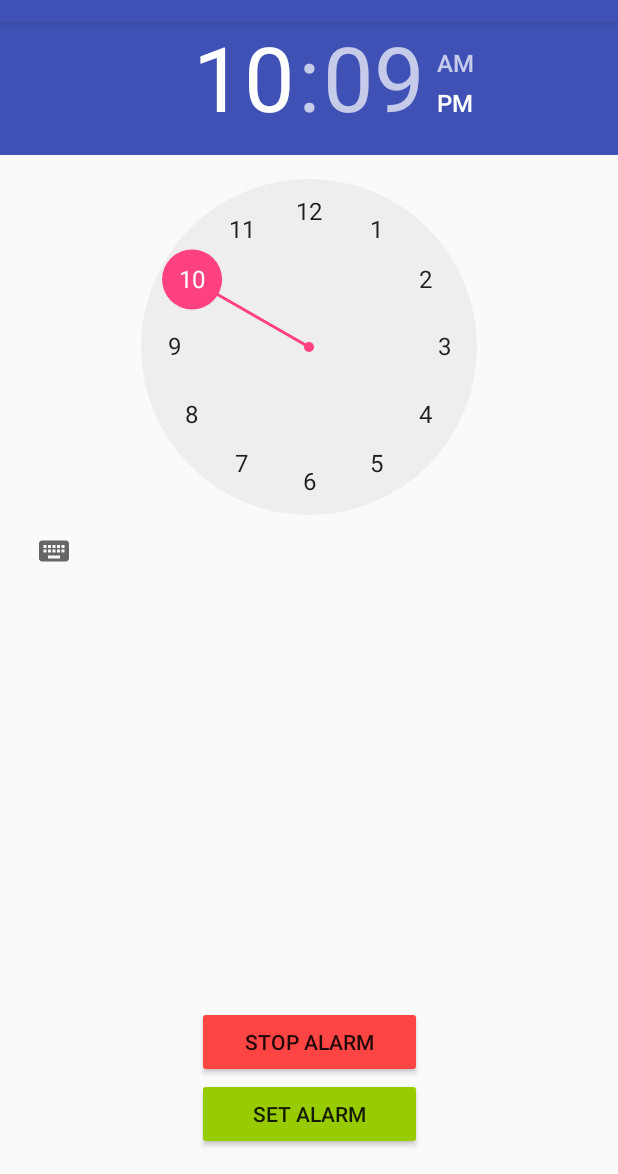
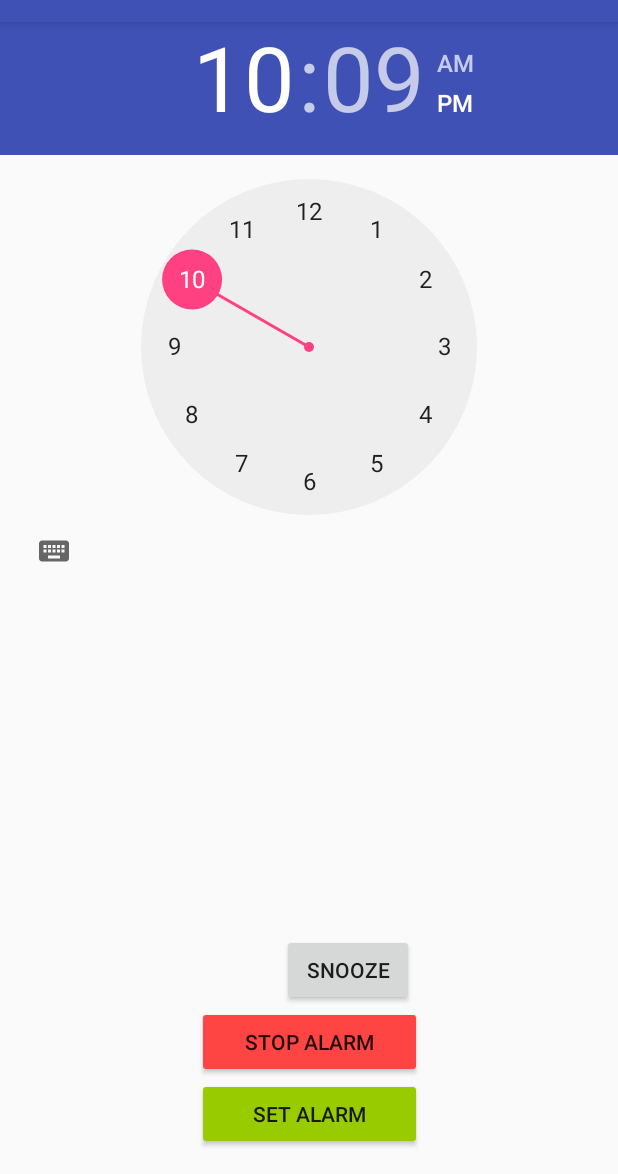
Before and after one commit to kumailn/alarmClock, an Android app: the screen it shows after launch (MainActivity), on a phone screen of 412 x 824 dp, the part 62-1236 px from its top. Run offline under Robolectric (Android 15) with nearby library versions, the phone set to English and light mode, and no system bars.

Commit message:
Added snooze button

```diff
--- a/app/src/main/java/com/kumailn/alarmclock/MainActivity.java
+++ b/app/src/main/java/com/kumailn/alarmclock/MainActivity.java
@@ -121,4 +121,5 @@ public class MainActivity extends AppCompatActivity {
         return (str);
     }
 
+
 }
--- a/app/src/main/java/com/kumailn/alarmclock/MyReceiver.java
+++ b/app/src/main/java/com/kumailn/alarmclock/MyReceiver.java
@@ -18,5 +18,5 @@ public class MyReceiver extends BroadcastReceiver {
         ii.putExtra("ON", Alarm_State);
         ii.putExtra("URI", myURI);
         context.startService(ii);
-    }
-}
+        }
+        }
--- a/app/src/main/res/layout/activity_main.xml
+++ b/app/src/main/res/layout/activity_main.xml
@@ -42,4 +42,14 @@
         app:layout_constraintBottom_toBottomOf="parent"
         app:layout_constraintLeft_toLeftOf="parent"
         app:layout_constraintRight_toRightOf="parent" />
+
+    <Button
+        android:id="@+id/snoozeButton"
+        android:layout_width="wrap_content"
+        android:layout_height="wrap_content"
+        android:text="Snooze"
+        android:layout_marginRight="136dp"
+        app:layout_constraintRight_toRightOf="parent"
+        app:layout_constraintBottom_toBottomOf="parent"
+        android:layout_marginBottom="112dp" />
 </android.support.constraint.ConstraintLayout>
```
